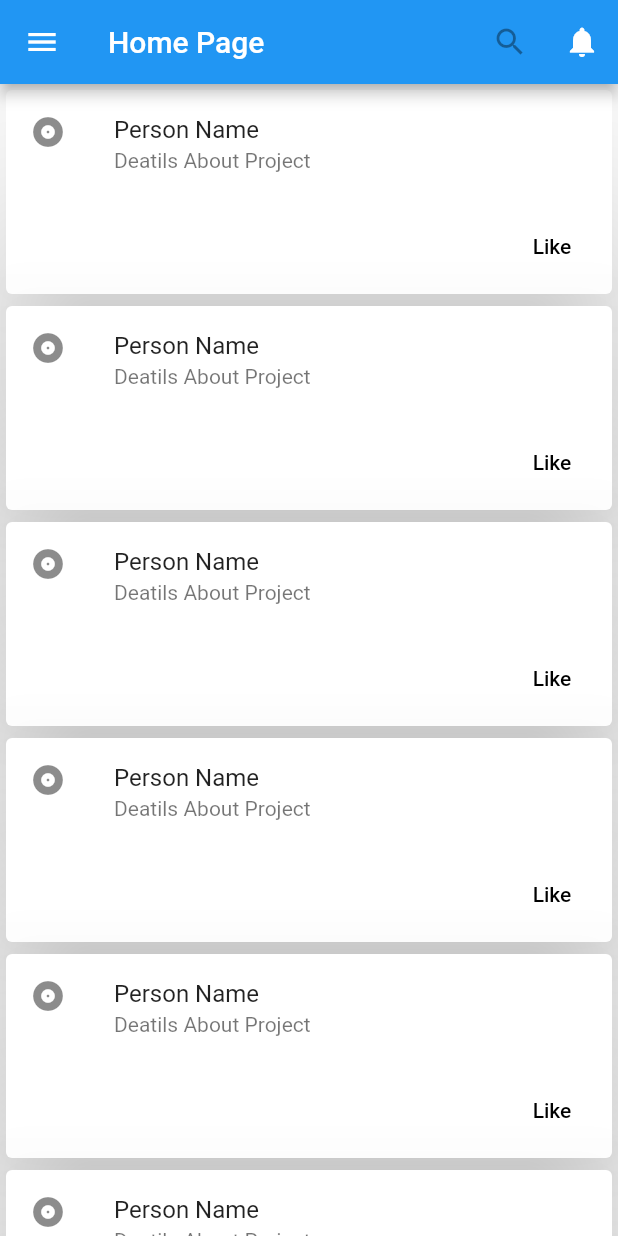
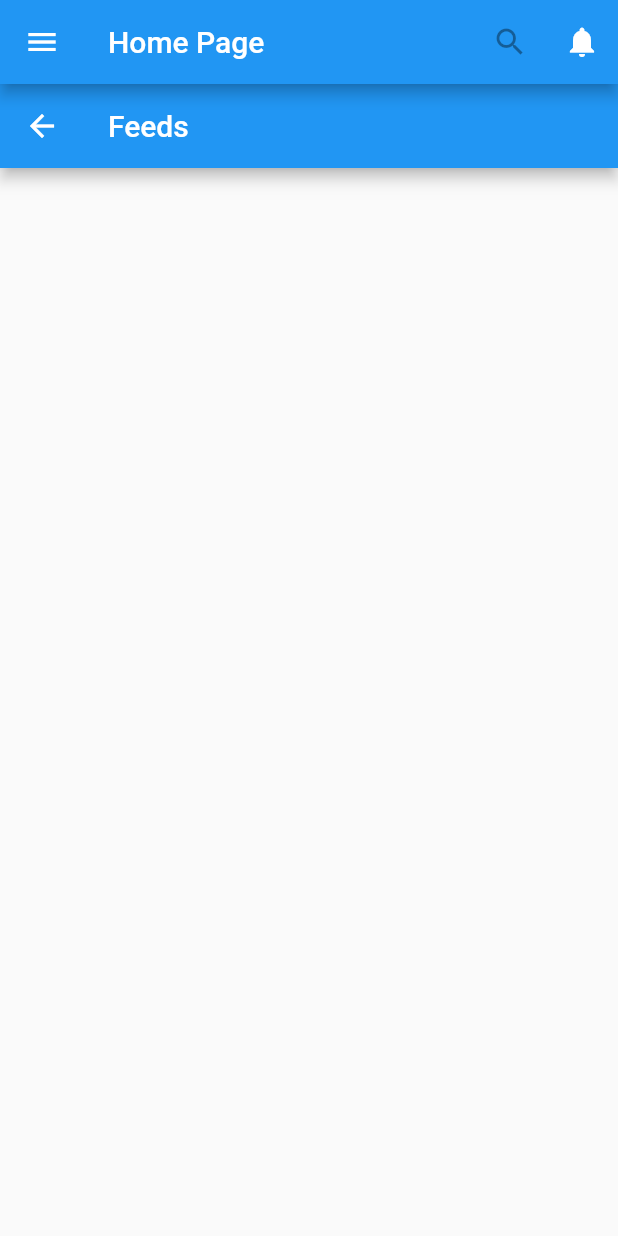
Before and after one commit to vidishashah25/OneNetwork, a Flutter app: the HomePage screen opened directly, on a phone screen of 412 x 824 dp. Run offline on Flutter 3.47's test engine with Material 2 defaults, Android fonts, the phone set to English and light mode, and no system bars; our stand-ins replace dio; missing offline and left inert: progress_hud; network calls fail.

Commit message:
updating homepage

```diff
--- a/lib/homepage.dart
+++ b/lib/homepage.dart
@@ -39,50 +39,27 @@ class HomePage extends StatelessWidget {
         ),
       ),
 
-      body: cardContain(),
+      body: feed(),
 
 
     );
   }
 }
 
-class cardContain extends StatelessWidget {
+class feed extends StatefulWidget {
   @override
-  Widget build_card(BuildContext context,int index) {
-    return Center(
+  _feedState createState() => _feedState();
+}
 
-      child: Card(
-        elevation: 50,
-        child: InkWell(
-          splashColor: Colors.blue.withAlpha(30),
-          onTap: () { /* ... */ },
-          child: Column(
-            mainAxisSize: MainAxisSize.min,
-            children: <Widget>[
-              const ListTile(
-                leading: Icon(Icons.album),
-                title: Text('Person Name'),
-                subtitle: Text('Deatils About Project'),
-              ),
-              ButtonTheme.bar(
-                child: ButtonBar(
-                  children: <Widget>[
-                    FlatButton(
-                      child: const Text('Like'),
-                      onPressed: (){},
-                    )
-                  ],
-                ),
-              )
-            ],
-          ),
-        ),
+class _feedState extends State<feed> {
+  @override
+  Widget build(BuildContext context) {
+    return Scaffold(
+      appBar: AppBar(
+        title: Text("Feeds"),
       ),
+
+
     );
   }
-
-  @override
-  Widget build(BuildContext context) {
-    return ListView.builder(itemBuilder: build_card,itemCount: 20);
-  }
 }
```
Also changed, not shown: lib/Notification_.dart (+37 -38 lines), lib/subNotification.dart (+67 -30 lines).
